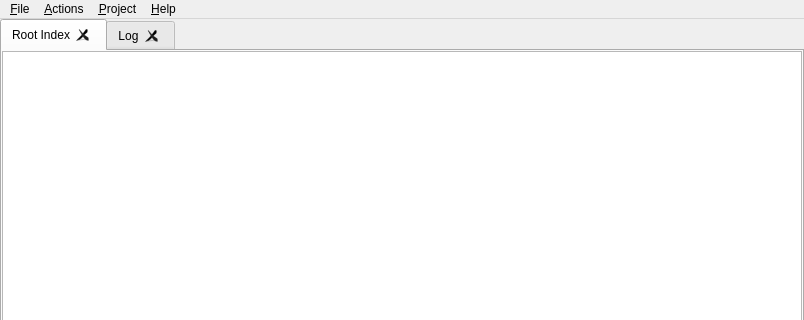
Before: the Qt Designer form forms/mainwindow.ui in skriticos/nelia1, drawn with Qt 5; both pictures show x 0 to 804 and y 0 to 320 of the 804 by 593 pixel window.
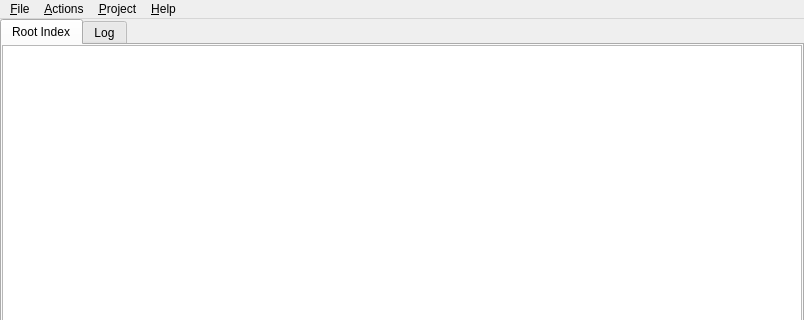
After: the same form once the commit is applied.

Commit message:
Adjusted tab bar visuals, removed close button
Might re-add close button later on, but for now, it's gone.

```diff
--- a/forms/mainwindow.ui
+++ b/forms/mainwindow.ui
@@ -23,11 +23,23 @@
     </property>
     <item row="0" column="0">
      <widget class="QTabWidget" name="tabw_root">
+      <property name="tabShape">
+       <enum>QTabWidget::Rounded</enum>
+      </property>
       <property name="currentIndex">
        <number>0</number>
       </property>
+      <property name="iconSize">
+       <size>
+        <width>0</width>
+        <height>0</height>
+       </size>
+      </property>
+      <property name="elideMode">
+       <enum>Qt::ElideNone</enum>
+      </property>
       <property name="tabsClosable">
-       <bool>true</bool>
+       <bool>false</bool>
       </property>
       <property name="movable">
        <bool>true</bool>
```
